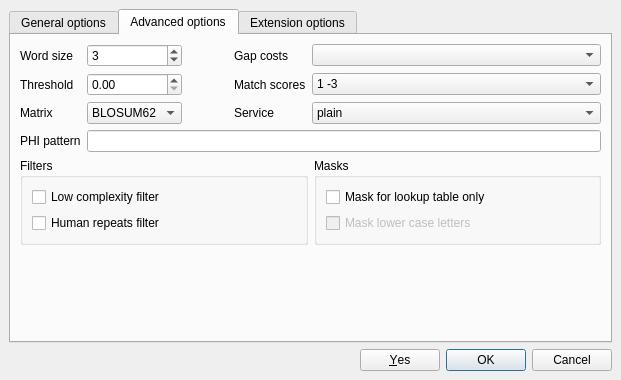
violethaze74/ugene, file src/plugins/external_tool_support/src/ui/BlastAllSupportDialog.ui: the form before one commit.
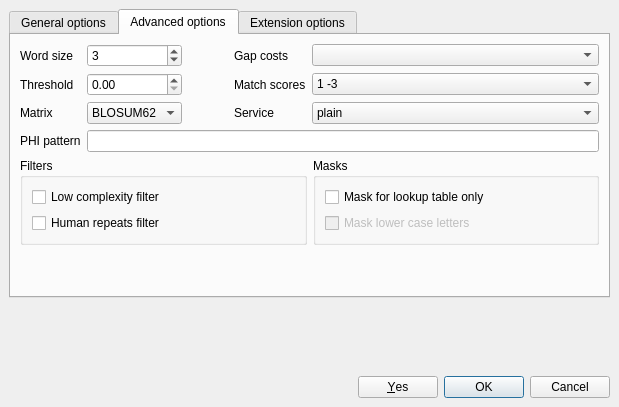
The form after the commit. The open tabs and pages were chosen to show the change.

Commit message: UGENE-3190: Revert BLAST dialog changes to normal layout state

```diff
--- a/src/plugins/external_tool_support/src/ui/BlastAllSupportDialog.ui
+++ b/src/plugins/external_tool_support/src/ui/BlastAllSupportDialog.ui
@@ -6,21 +6,9 @@
    <rect>
     <x>0</x>
     <y>0</y>
-    <width>621</width>
-    <height>380</height>
-   </rect>
-  </property>
-  <property name="sizePolicy">
-   <sizepolicy hsizetype="Preferred" vsizetype="Expanding">
-    <horstretch>0</horstretch>
-    <verstretch>0</verstretch>
-   </sizepolicy>
-  </property>
-  <property name="minimumSize">
-   <size>
     <width>619</width>
-    <height>380</height>
-   </size>
+    <height>407</height>
+   </rect>
   </property>
   <property name="maximumSize">
    <size>
@@ -313,12 +301,6 @@
       </layout>
      </widget>
      <widget class="QWidget" name="tab_2">
-      <property name="sizePolicy">
-       <sizepolicy hsizetype="Preferred" vsizetype="Expanding">
-        <horstretch>0</horstretch>
-        <verstretch>0</verstretch>
-       </sizepolicy>
-      </property>
       <attribute name="title">
        <string>Advanced options</string>
       </attribute>
@@ -395,12 +377,6 @@
          </item>
          <item row="2" column="4">
           <widget class="QComboBox" name="serviceComboBox">
-           <property name="sizePolicy">
-            <sizepolicy hsizetype="Preferred" vsizetype="Fixed">
-             <horstretch>2</horstretch>
-             <verstretch>0</verstretch>
-            </sizepolicy>
-           </property>
            <item>
             <property name="text">
              <string>plain</string>
@@ -489,12 +465,6 @@
          </item>
          <item row="1" column="4">
           <widget class="QComboBox" name="scoresComboBox">
-           <property name="sizePolicy">
-            <sizepolicy hsizetype="Preferred" vsizetype="Fixed">
-             <horstretch>2</horstretch>
-             <verstretch>0</verstretch>
-            </sizepolicy>
-           </property>
            <property name="currentIndex">
             <number>0</number>
            </property>
@@ -640,7 +610,7 @@
         </layout>
        </item>
        <item>
-        <spacer name="verticalSpacer">
+        <spacer name="verticalSpacer_2">
          <property name="orientation">
           <enum>Qt::Vertical</enum>
          </property>
@@ -757,6 +727,19 @@
      </widget>
     </widget>
    </item>
+   <item>
+    <spacer name="verticalSpacer">
+     <property name="orientation">
+      <enum>Qt::Vertical</enum>
+     </property>
+     <property name="sizeHint" stdset="0">
+      <size>
+       <width>20</width>
+       <height>0</height>
+      </size>
+     </property>
+    </spacer>
+   </item>
    <item>
     <widget class="QDialogButtonBox" name="buttonBox">
      <property name="standardButtons">
```
Left out of the diff: 118 changed lines with no effect on the pictures.
